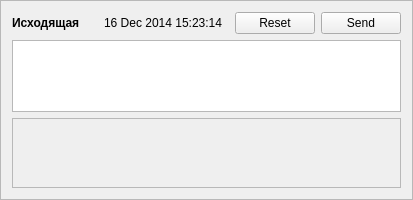
The window that MorseMessage.ui (jolaf/morse-telegraph) describes before a commit, drawn with Qt 5.
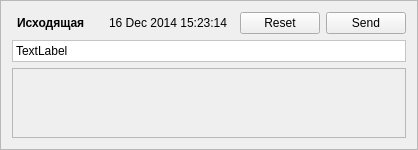
The same window after the commit. Custom widgets are drawn as their Qt base class.

Commit message: Still non-functional draft of GUI application

What changed in the file:
```diff
--- a/MorseMessage.ui
+++ b/MorseMessage.ui
@@ -13,9 +13,6 @@
     <layout class="QHBoxLayout" name="headerLayout" stretch="0,0,1,0">
      <item>
       <widget class="QStackedWidget" name="stateStackedWidget">
-       <property name="currentIndex">
-        <number>0</number>
-       </property>
        <widget class="QWidget" name="outgoingPage">
         <layout class="QHBoxLayout" name="outgoingLayout">
          <property name="leftMargin">
@@ -41,6 +38,12 @@
            <property name="text">
             <string>Исходящая</string>
            </property>
+           <property name="indent">
+            <number>5</number>
+           </property>
+           <property name="textInteractionFlags">
+            <set>Qt::LinksAccessibleByKeyboard|Qt::LinksAccessibleByMouse|Qt::TextBrowserInteraction|Qt::TextEditable|Qt::TextEditorInteraction|Qt::TextSelectableByKeyboard|Qt::TextSelectableByMouse</set>
+           </property>
           </widget>
          </item>
         </layout>
@@ -70,6 +73,9 @@
            <property name="text">
             <string>Отправленная</string>
            </property>
+           <property name="indent">
+            <number>5</number>
+           </property>
           </widget>
          </item>
         </layout>
@@ -99,6 +105,12 @@
            <property name="text">
             <string>Полученная</string>
            </property>
+           <property name="indent">
+            <number>5</number>
+           </property>
+           <property name="textInteractionFlags">
+            <set>Qt::LinksAccessibleByMouse|Qt::TextEditable</set>
+           </property>
           </widget>
          </item>
         </layout>
@@ -241,9 +253,30 @@
     </layout>
    </item>
    <item>
-    <widget class="QPlainTextEdit" name="textEdit">
-     <property name="sizeAdjustPolicy">
-      <enum>QAbstractScrollArea::AdjustToContentsOnFirstShow</enum>
+    <widget class="MessageTextLabel" name="textEditLabel">
+     <property name="styleSheet">
+      <string notr="true">background: white</string>
+     </property>
+     <property name="frameShape">
+      <enum>QFrame::StyledPanel</enum>
+     </property>
+     <property name="frameShadow">
+      <enum>QFrame::Sunken</enum>
+     </property>
+     <property name="text">
+      <string>TextLabel</string>
+     </property>
+     <property name="textFormat">
+      <enum>Qt::PlainText</enum>
+     </property>
+     <property name="alignment">
+      <set>Qt::AlignLeading|Qt::AlignLeft|Qt::AlignTop</set>
+     </property>
+     <property name="wordWrap">
+      <bool>true</bool>
+     </property>
+     <property name="textInteractionFlags">
+      <set>Qt::TextEditorInteraction</set>
      </property>
     </widget>
    </item>
@@ -284,6 +317,13 @@
    </item>
   </layout>
  </widget>
+ <customwidgets>
+  <customwidget>
+   <class>MessageTextLabel</class>
+   <extends>QLabel</extends>
+   <header>MorseWidgets</header>
+  </customwidget>
+ </customwidgets>
  <resources/>
  <connections/>
 </ui>
```
The commit also changes 7 other files.
